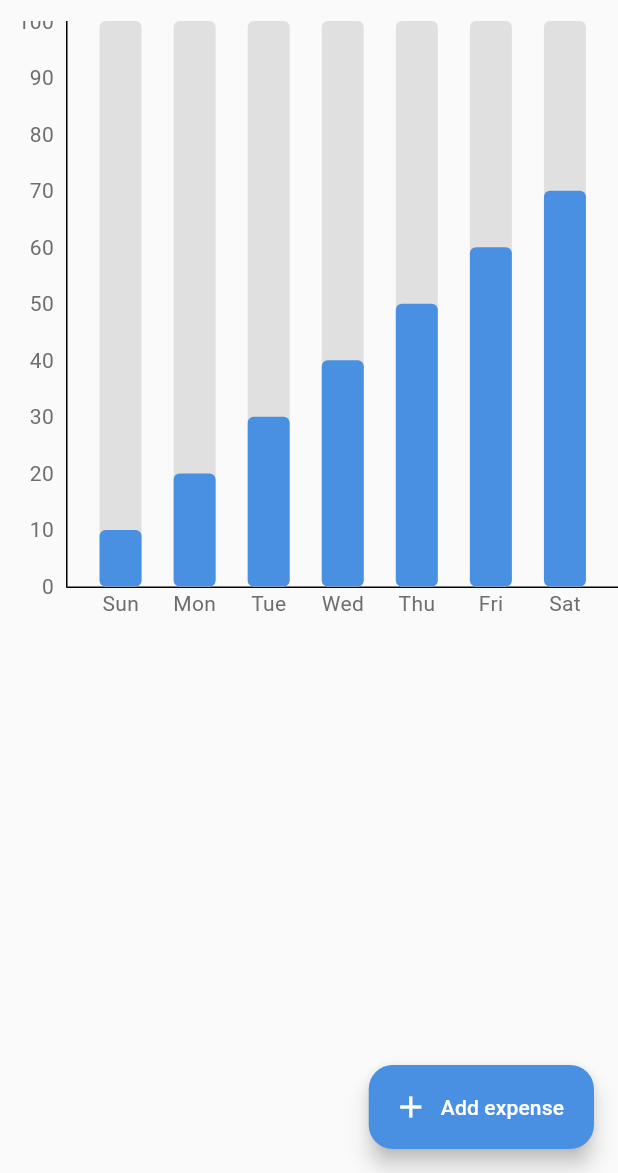
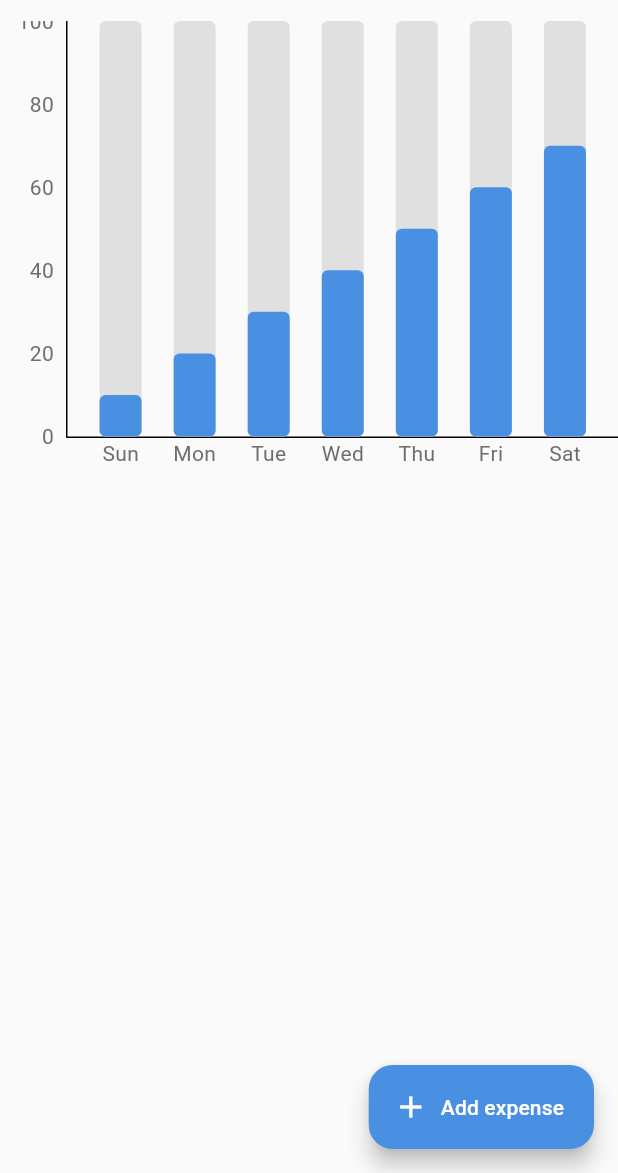
Before and after one commit to marufrobin/Minimal_Expense_Tracker, a Flutter app: the screen it shows after launch, on a phone screen of 412 x 824 dp, the part 63-1236 px from its top. Run offline on Flutter 3.47's test engine with Material 3 defaults, Android fonts, the phone set to English and light mode, and no system bars; drawn by our look-alikes of fl_chart.

Commit message:
Reduce height of ExpanseChartScreen to improve layout consistency

```diff
--- a/lib/screens/expanse_chart/expanse_chart.screen.dart
+++ b/lib/screens/expanse_chart/expanse_chart.screen.dart
@@ -35,7 +35,7 @@ class ExpanseChartScreen extends StatelessWidget {
     final double barWidth = 28;
     final double barsSpace = 16;
     return SizedBox(
-      height: 400,
+      height: 300,
       width: width,
       // width: (barWidth * data.length) + (barsSpace * (data.length - 1)),
       child: BarChart(
```
